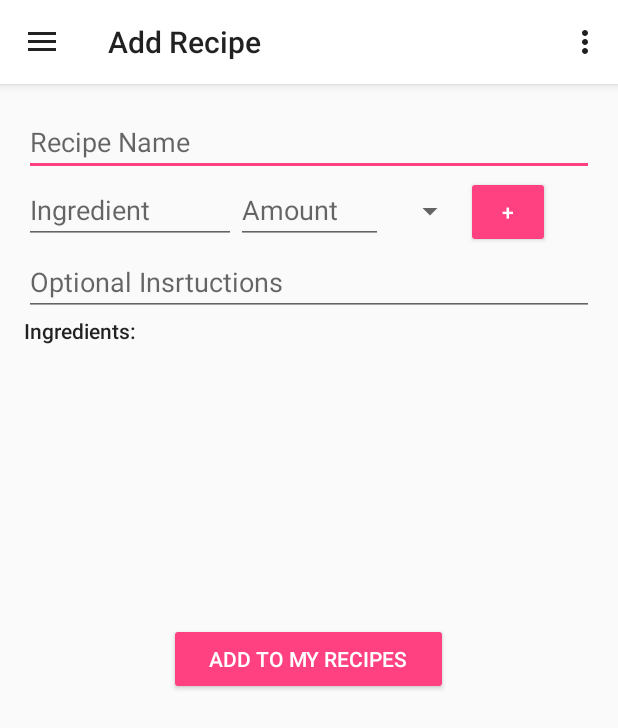
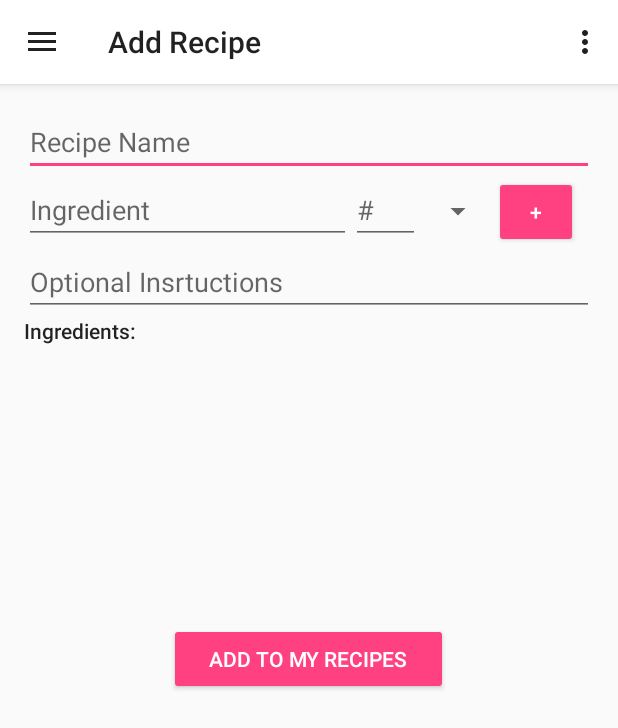
Before and after one commit to basilryen/MealPlanner, an Android app: the screen it shows after launch (MainActivity), after a tap on "Add Recipe", on a phone screen of 412 x 824 dp. Shown: the top 728 px of the screen. Run offline under Robolectric (Android 15) with nearby library versions, the phone set to English and light mode, and no system bars; libraries missing offline, so code that uses them is left out: com.activeandroid, com.activeandroid.annotation, com.activeandroid.query; pictures from the network do not load; 2 statements that could not run were skipped; 3 other taps on this screen came first.

Commit message:
Makes it so you can delete items from the shopping list, also adds input validation and input types for adding ingredients and shopping list items.

```diff
--- a/app/src/main/java/com/teambazomi/mealplanner/MyRecipes.java
+++ b/app/src/main/java/com/teambazomi/mealplanner/MyRecipes.java
@@ -46,6 +46,7 @@ public class MyRecipes extends Fragment {
         super.onActivityCreated(savedInstanceState);
        // super.onCreate(savedInstanceState);
 //        setContentView(R.layout.activity_my_recipes);
+
 
         View v = getView();
 
--- a/app/src/main/java/com/teambazomi/mealplanner/RemovableItemListAdapter.java
+++ b/app/src/main/java/com/teambazomi/mealplanner/RemovableItemListAdapter.java
@@ -68,6 +68,9 @@ class RemovableItemListAdapter<T> extends RecyclerView.Adapter<RemovableItemList
         }else if(item instanceof Ingredient){
             Ingredient i = (Ingredient)mDataset.get(position);
             Ingredient.load(Ingredient.class, i.getId()).delete();
+        }else if(item instanceof ShoppingListItem){
+            ShoppingListItem s = (ShoppingListItem)mDataset.get(position);
+            ShoppingListItem.load(ShoppingListItem.class, s.getId()).delete();
         }
 
         // Delete from list
--- a/app/src/main/res/layout/activity_add_recipe.xml
+++ b/app/src/main/res/layout/activity_add_recipe.xml
@@ -23,7 +23,7 @@
         <EditText
             android:layout_width="match_parent"
             android:layout_height="wrap_content"
-            android:inputType="textPersonName"
+            android:inputType="text"
             android:ems="10"
             android:id="@+id/title"
             android:hint="Recipe Name" />
@@ -37,25 +37,24 @@
             <EditText
                 android:layout_width="141dp"
                 android:layout_height="wrap_content"
-                android:inputType="textPersonName"
+                android:inputType="text"
                 android:ems="10"
                 android:id="@+id/ingredient"
-                android:hint="Ingredient" />
+                android:hint="Ingredient"
+                android:layout_weight="0.88" />
 
             <EditText
-                android:layout_width="81dp"
+                android:id="@+id/amount"
+                android:layout_width="46dp"
                 android:layout_height="wrap_content"
-                android:inputType="textPersonName"
                 android:ems="10"
-                android:id="@+id/amount"
-                android:hint="Amount"
-                android:layout_weight="0.36" />
+                android:hint="#"
+                android:inputType="numberDecimal" />
 
             <Spinner
-                android:layout_width="54dp"
+                android:layout_width="49dp"
                 android:layout_height="44dp"
-                android:id="@+id/measurementType"
-                android:layout_weight="0.04" />
+                android:id="@+id/measurementType" />
 
             <Button
                 android:id="@+id/add_ingredient"
--- a/app/src/main/res/layout/activity_shopping_list.xml
+++ b/app/src/main/res/layout/activity_shopping_list.xml
@@ -28,7 +28,7 @@
             <EditText
                 android:layout_width="141dp"
                 android:layout_height="wrap_content"
-                android:inputType="textPersonName"
+                android:inputType="text"
                 android:ems="10"
                 android:id="@+id/shoplist_ingredient"
                 android:hint="Ingredient"
@@ -40,7 +40,7 @@
                 android:layout_height="wrap_content"
                 android:ems="10"
                 android:hint="  #"
-                android:inputType="textPersonName"
+                android:inputType="numberDecimal"
                 android:layout_weight="0.04" />
 
             <Spinner
```
Also changed, not shown: app/src/main/java/com/teambazomi/mealplanner/AddRecipe.java (+9 -2 lines), app/src/main/java/com/teambazomi/mealplanner/ShoppingList.java (+12 -3 lines).
